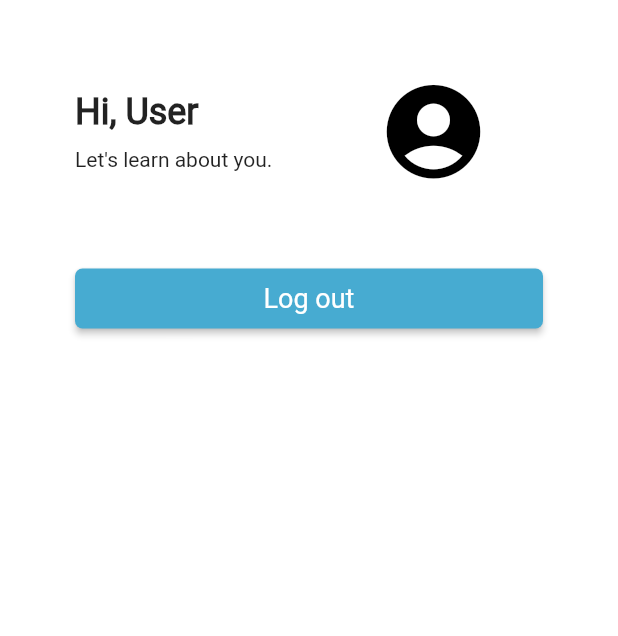
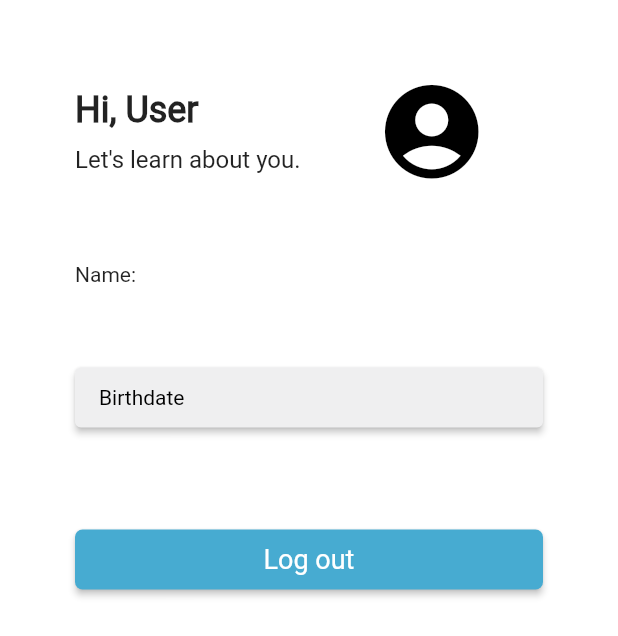
Before and after one commit to joelplotnik/HunterFit, a Flutter app: the ProfileView screen opened directly, on a phone screen of 412 x 824 dp. Shown: the top 636 px of the screen. Run offline on Flutter 3.47's test engine with Material 2 defaults, Android fonts, the phone set to English and light mode, and no system bars; our stand-ins replace flutter_svg, google_maps_flutter, location, sqflite; accounts and stored records are empty.

Commit message:
Added date picker to profile_view.dart

```diff
--- a/lib/view/profile_view.dart
+++ b/lib/view/profile_view.dart
@@ -1,3 +1,4 @@
+import 'package:flutter/cupertino.dart';
 import 'package:flutter/material.dart';
 import 'package:hunter_fit/view/login_view.dart';
 
@@ -9,6 +10,10 @@ class ProfileView extends StatefulWidget {
 }
 
 class _ProfileViewState extends State<ProfileView> {
+
+  late DateTime _dateTime = DateTime.now();
+  bool isVisible = false;
+
   @override
   Widget build(BuildContext context) {
     return Scaffold(
@@ -36,18 +41,69 @@ class _ProfileViewState extends State<ProfileView> {
                       SizedBox(height: 10),
                       Text(
                         'Let\'s learn about you.',
+                        style: TextStyle(
+                            fontSize: 16),
                       ),
                     ],
                   ),
-                  const SizedBox(width: 70,),
+                  const SizedBox(width: 50,),
                   const Icon(
                     Icons.account_circle_rounded,
                     color: Colors.black,
                     size: 75.0,
-                    semanticLabel: 'Text to announce in accessibility modes',
+                    semanticLabel: 'profile image',
                   ),
                 ]),
+
                 const SizedBox(height: 50),
+
+                const Align(
+                  alignment: Alignment.centerLeft,
+                  child:  Text(
+                    'Name: ',),
+                ),
+
+                const SizedBox(height: 50),
+
+                ElevatedButton(
+                  child: const Text(
+                    'Birthdate',
+                    textAlign: TextAlign.start,
+
+                  ),
+                  onPressed: () => setState(() => isVisible = !isVisible),
+                  style: ElevatedButton.styleFrom(
+                    minimumSize: const Size(double.infinity, 40),
+                    primary: const Color(0xFFefeff0),
+                    onPrimary: Colors.black,
+                    alignment: Alignment.centerLeft,
+                    textStyle: const TextStyle(
+                        fontSize: 14,
+                        color: Colors.black,
+                        fontFamily: 'Roboto',
+                        fontWeight: FontWeight.normal),
+
+                  ),
+                ),
+
+                const SizedBox(height: 10),
+
+                if (isVisible)
+                SizedBox(
+                  height: 70,
+                  child: CupertinoDatePicker(
+                    initialDateTime: _dateTime,
+                      mode: CupertinoDatePickerMode.date,
+                      onDateTimeChanged: (dateTime) {
+                      setState(() {
+                        _dateTime = dateTime;
+                        print(_dateTime);
+                      });
+                      }),
+                ),
+
+                const SizedBox(height: 50),
+
                 ElevatedButton(
                   child: const Text(
                     'Log out',
--- a/lib/view/weights_view.dart
+++ b/lib/view/weights_view.dart
@@ -13,7 +13,7 @@ class _WeightsViewState extends State<WeightsView> {
   @override
   Widget build(BuildContext context) {
     return const Scaffold(
-      backgroundColor: Colors.white70,
+      backgroundColor: Colors.white,
       body: CountdownTimer(),
     );
   }
```
